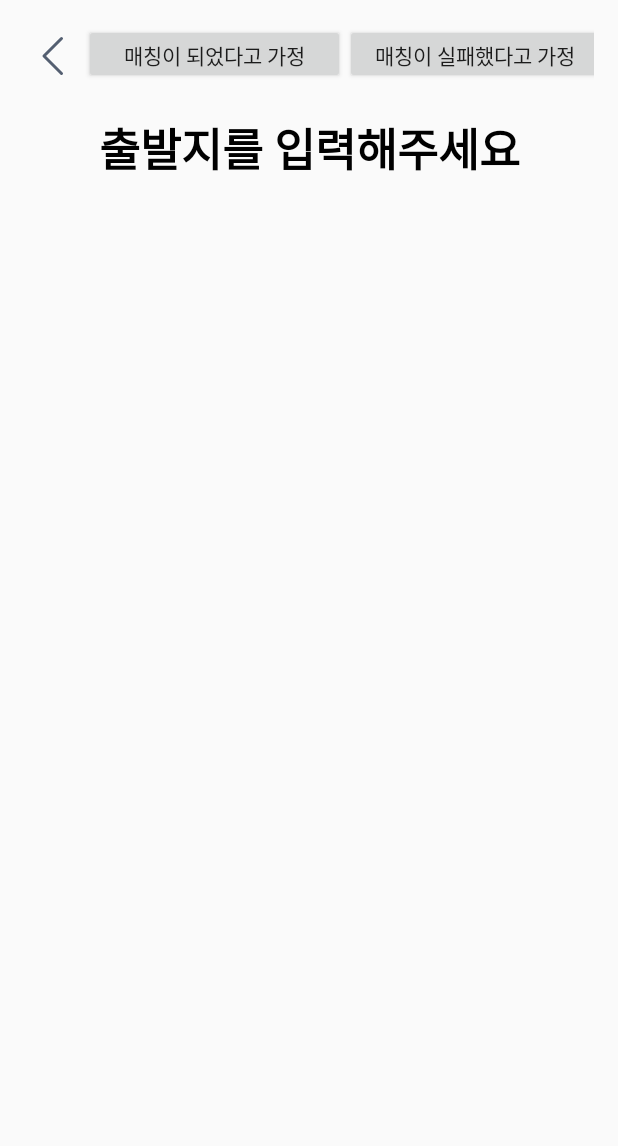
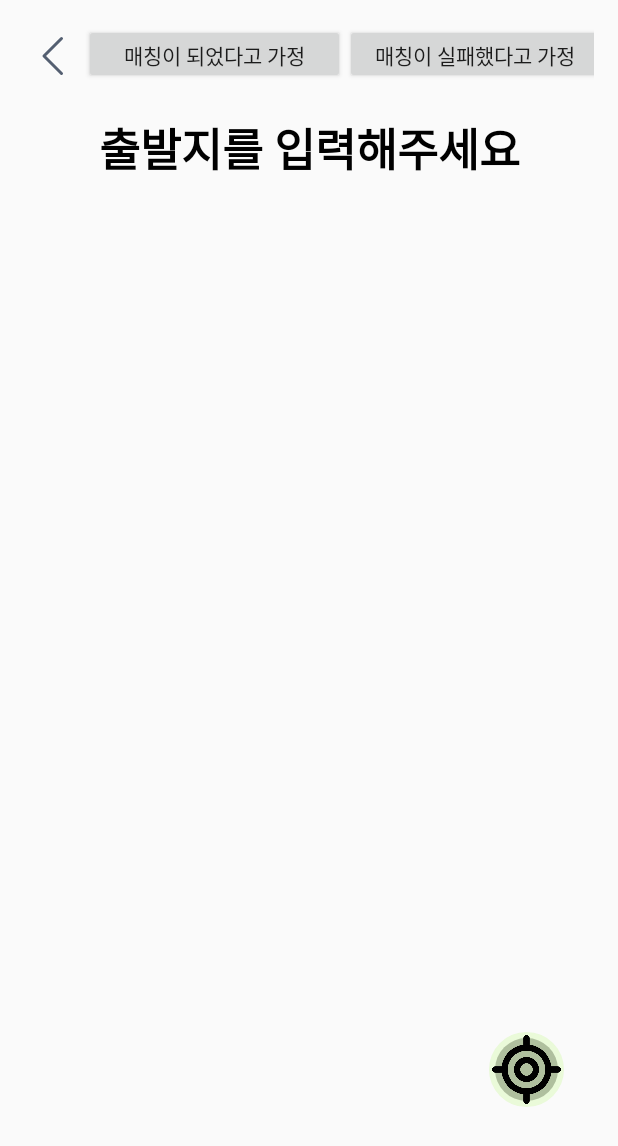
Before and after one commit to CSID-DGU/2024-1-OSS-team-3-TaxiTogether, an Android app: the screen4 screen opened directly, with no data from a screen before it, on a phone screen of 412 x 824 dp. Shown: the top 1146 px of the screen. Run offline under Robolectric (Android 15) with nearby library versions, the light colour scheme and no system bars; libraries missing offline, so code that uses them is left out: net.daum.mf; 4 statements that could not run were skipped.

Commit message:
add_currentloc_and_ripple

```diff
--- /dev/null
+++ b/Android/app/src/main/res/drawable/circle.xml
@@ -0,0 +1,22 @@
+<ripple xmlns:android="http://schemas.android.com/apk/res/android"
+    android:color="?attr/colorControlHighlight">
+    <item android:id="@android:id/mask">
+        <shape android:shape="oval">
+            <solid android:color="@android:color/white" />
+        </shape>
+    </item>
+    <item>
+        <layer-list>
+            <item android:right="4dp" android:left="4dp" android:top="4dp" android:bottom="4dp">
+                <shape android:shape="oval">
+                    <solid android:color="#50000000" />
+                </shape>
+            </item>
+            <item>
+                <shape android:shape="oval">
+                    <solid android:color="#40B6F675" />
+                </shape>
+            </item>
+        </layer-list>
+    </item>
+</ripple>
--- a/Android/app/src/main/res/drawable/go_back.xml
+++ b/Android/app/src/main/res/drawable/go_back.xml
@@ -1,3 +1,13 @@
+<ripple xmlns:android="http://schemas.android.com/apk/res/android"
+    android:color="?attr/colorControlHighlight">
+    <item android:id="@android:id/mask">
+        <shape android:shape="oval">
+            <solid android:color="@android:color/white" />
+            <size android:height="40dp"
+                android:width="40dp"/>
+        </shape>
+    </item>
+    <item>
         <vector xmlns:android="http://schemas.android.com/apk/res/android"
             android:width="40dp"
             android:height="40dp"
@@ -10,3 +20,5 @@
                 android:strokeLineJoin="round"
                 android:pathData="M25 31.67L13.33 20 25 8.33"/>
         </vector>
+    </item>
+</ripple>
--- a/Android/app/src/main/res/layout/screen4.xml
+++ b/Android/app/src/main/res/layout/screen4.xml
@@ -58,10 +58,32 @@
         android:layout_width="match_parent"
         android:layout_gravity="center"
         android:layout_marginTop="50dp"
-        android:layout_marginBottom="50dp">
+        android:layout_marginBottom="50dp"
+        >
+
         <RelativeLayout
             android:id="@+id/map_view"
             android:layout_width="match_parent"
             android:layout_height="match_parent" />
+        <FrameLayout
+            android:layout_width="wrap_content"
+            android:layout_height="wrap_content"
+            android:layout_toRightOf="@id/map_view"
+            android:layout_below="@id/map_view"
+            android:layout_marginLeft="-70dp"
+            android:layout_marginTop="-70dp">
+
+            <ImageButton
+                android:id="@+id/find_current_location"
+                android:layout_width="50dp"
+                android:layout_height="50dp"
+                android:layout_gravity="center"
+                android:background="@drawable/circle"
+                android:scaleType="centerInside"
+                android:onClick="find_current_location"
+                android:src="@drawable/currentlocation"/>
+
+        </FrameLayout>
     </RelativeLayout>
+
 </LinearLayout>
```
Also changed, not shown: Android/app/src/main/java/com/taxitogether/app/screen4.java (+6 -1 lines), Android/app/src/main/res/drawable/button_style.xml (+20 -17 lines), Android/app/src/main/res/drawable/button_style2.xml (+20 -17 lines), Android/app/src/main/res/drawable/button_style3.xml (+20 -17 lines), Android/app/src/main/res/drawable/currentlocation.png (added). Lines whose indentation alone changed are shown as unchanged.
